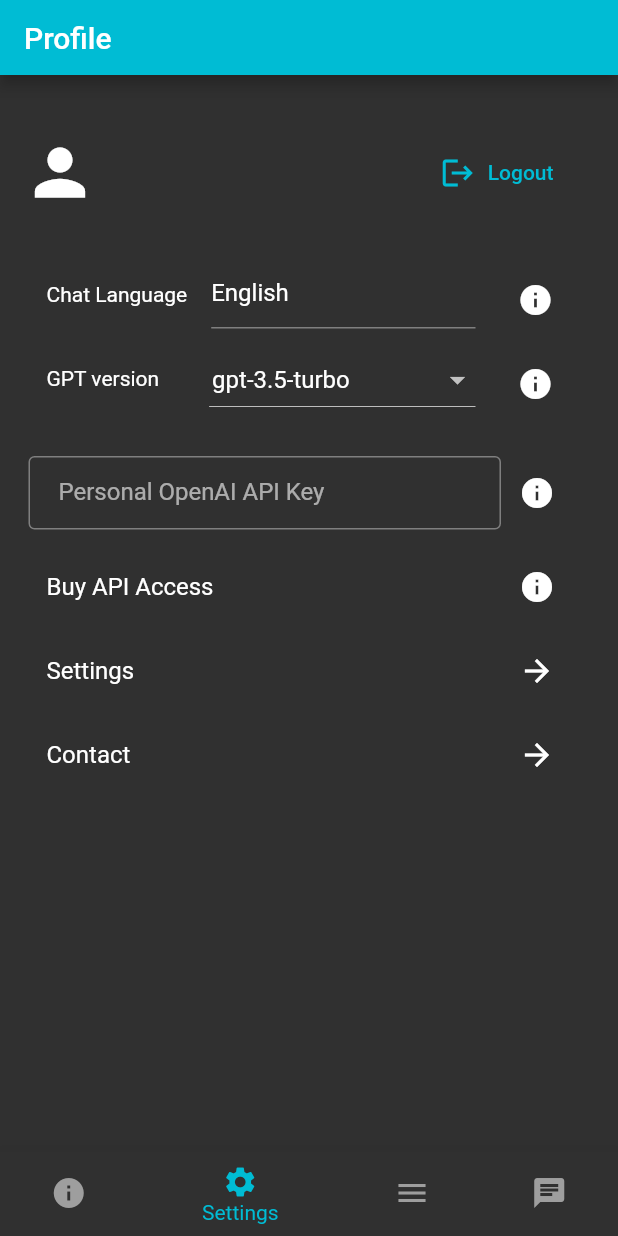
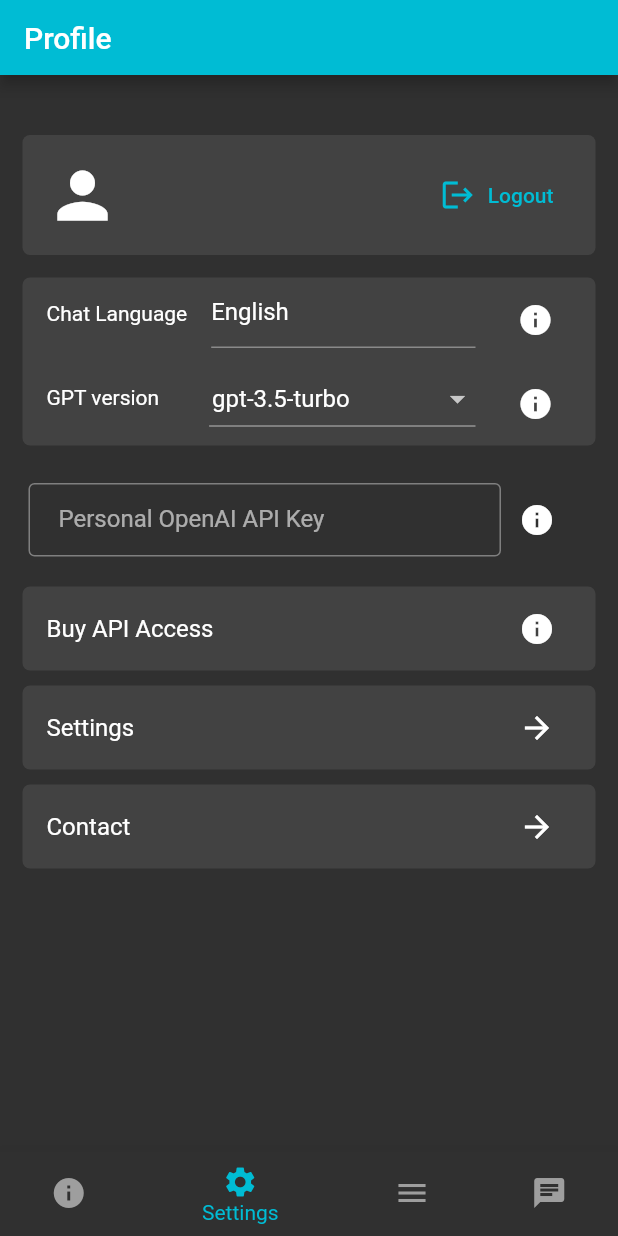
Before and after one commit to JiosHub/KaiwaAI, a Flutter app: the BottomMenuRibbon screen opened directly, item 2 of the bottom bar chosen, on a phone screen of 412 x 824 dp. Run offline on Flutter 3.47's test engine with Material 2 defaults, Android fonts, the phone set to English and light mode, and no system bars; our stand-ins replace firebase_auth, firebase_core, flutter_chat_ui, flutter_keyboard_visibility, flutter_signin_button, google_sign_in and 1 more; missing offline and left inert: flutter_inapp_purchase; accounts and stored records are empty; Roboto replaces fonts that are missing (Poppins).

Commit message:
profile/settings page looks better

```diff
--- a/lib/pages/login.dart
+++ b/lib/pages/login.dart
@@ -109,10 +109,6 @@ class _WelcomePageState extends State<WelcomePage> with TickerProviderStateMixin
                           child: TextFormField(
                             decoration: InputDecoration(labelText: 'Email'),
                             validator: (value) {
-                              print("yooooooooooooooooooooooooooooooooooooooo");
-                              //if (!regex.hasMatch(value!)) {
-                              //  return 'Enter a valid email address';
-                              //}
                               if (signUpCheck == true && (value == null || value.isEmpty)) {
                                 return 'Enter email to create account';
                               } else if (signUpCheck == true && !regexEmail.hasMatch(value!)) {
@@ -128,8 +124,6 @@ class _WelcomePageState extends State<WelcomePage> with TickerProviderStateMixin
                               } else if (signUpFailed == true) {
                                 return 'account creation failed';
                               }
-
-                              print("yooooooooooooooooooooooooooooooooooooooo1");
                               return null;
                             },
 
@@ -165,7 +159,6 @@ class _WelcomePageState extends State<WelcomePage> with TickerProviderStateMixin
                       SizedBox(height: 30.0),
                       TextButton(
                         onPressed: () async {
-                          print("yooooooooooooooooooooooooooooooooooooooo22");
                           signUpCheck = true;
                           signInCheck = false;
                           signInFailed = false;
@@ -176,12 +169,10 @@ class _WelcomePageState extends State<WelcomePage> with TickerProviderStateMixin
                             User? user = await authService.signUpWithEmail(_email, _password);
                             SharedPreferencesHelper.setUsername(user?.email ?? 'username not found');
                             if (user != null) {
-                              print("yooooooooooooooooooooooooooooooooooooooo2");
                               //signUpCorrect = true;
                               SharedPreferencesHelper.setIsLoggedIn(true);
                               _submit();
                             } else {
-                              print("yooooooooooooooooooooooooooooooooooooooo3");
                               signUpFailed = true;
                               setState(() {
                                 _autoValidate = AutovalidateMode.always;
@@ -224,23 +215,19 @@ class _WelcomePageState extends State<WelcomePage> with TickerProviderStateMixin
                       SizedBox(height: 15.0),
                       ElevatedButton(
                         onPressed: () async {
-                          print("yooooooooooooooooooooooooooooooooooooooo33");
                           signInCheck = true;
                           signUpCheck = false;
                           signInFailed = false;
                           signUpFailed = false;
                           if (_formKey.currentState!.validate()) {
-                            print("yooooooooooooooooooooooooooooooooooooooo");
                               _formKey.currentState!.save();
                             AuthService authService = AuthService();
                             User? user = await authService.signInWithEmail(_email, _password);
                             SharedPreferencesHelper.setUsername(user?.email ?? 'username not found');
                             if (user != null) {
-                              print("yooooooooooooooooooooooooooooooooooooooo5");
                               SharedPreferencesHelper.setIsLoggedIn(true);
                               _submit();
                             } else {
-                              print("yooooooooooooooooooooooooooooooooooooooo6");
                               signInFailed = true;
                               setState(() {
                                 _autoValidate = AutovalidateMode.always;
--- a/lib/pages/menu.dart
+++ b/lib/pages/menu.dart
@@ -60,7 +60,7 @@ class _MenuPageState extends State<MenuPage> {
               width: 185,
               child: Card(
                 clipBehavior: Clip.antiAlias,
-                color: Colors.grey[400],
+                color: Colors.grey[800],
                 child: Row(
                   children: [
                     // This Expanded ensures the text takes as much space as available
@@ -73,7 +73,7 @@ class _MenuPageState extends State<MenuPage> {
                           style: TextStyle(
                             fontSize: 20,
                             fontWeight: FontWeight.bold,
-                            color: Colors.black,
+                            color: Colors.grey[100],
                           ),
                         ),
                       ),
@@ -106,7 +106,7 @@ class _MenuPageState extends State<MenuPage> {
             ),
             SizedBox(width: 15),
             IconButton(
-              color: Colors.grey[300],
+              color: Colors.grey[500],
               icon: Icon(Icons.info),
               iconSize: 40,
               onPressed: () {
@@ -151,7 +151,7 @@ class _MenuPageState extends State<MenuPage> {
                   },
                   child:Card(
                     clipBehavior: Clip.antiAlias,
-                    color: Colors.grey[400],
+                    color: Colors.grey[800],
                     child: Row(
                       children: [
                         // This Expanded ensures the text takes as much space as available
@@ -163,9 +163,8 @@ class _MenuPageState extends State<MenuPage> {
                               child: Text(
                                 topics[index]['title'] ?? 'error getting topic',
                                 style: TextStyle(
-                                  fontSize: 20,
-                                  fontWeight: FontWeight.bold,
-                                  color: Colors.black,
+                                  fontSize: 17,
+                                  color: Colors.grey[100],
                                 ),
                               ),
                             ),
--- a/lib/pages/profile.dart
+++ b/lib/pages/profile.dart
@@ -98,12 +98,17 @@ class _ProfilePageState extends State<ProfilePage> {
         mainAxisAlignment: MainAxisAlignment.start,
         children: [
           Container(
-
+            height: 80,
+            decoration: BoxDecoration(
+              color:  Colors.grey[800],
+              borderRadius: BorderRadius.circular(5)
+            ),
             child: Row(
               //mainAxisAlignment: MainAxisAlignment.start,
               children: [
+                SizedBox(width: 15),
                 Icon(Icons.person, size: 50),
-                SizedBox(width: 16),
+                SizedBox(width: 10),
                 FutureBuilder<String>(
                   future: _getUsername(),
                   builder: (BuildContext context, AsyncSnapshot<String> snapshot) {
@@ -133,9 +138,16 @@ class _ProfilePageState extends State<ProfilePage> {
               ],
             ),
           ),
-          SizedBox(height: 32),
+          SizedBox(height: 15),
+          Container(
+            decoration: BoxDecoration(
+              color:  Colors.grey[800],
+              borderRadius: BorderRadius.circular(5)
+            ),
+            child: Column(
+              children: [
                 ListTile(
-            leading: Text("Chat Language"),
+                leading: Text("Chat Language", style: TextStyle(fontSize: 14),),
                 title: Container(
                   child: Transform.translate(
                     offset: Offset(0, -5),  // Adjust the y-coordinate as needed
@@ -210,7 +222,9 @@ class _ProfilePageState extends State<ProfilePage> {
                   ),
                 ),
 
-            trailing: IconButton(
+                trailing: Material(
+                  color: Colors.transparent,
+                  child: IconButton(
                     icon: Icon(Icons.info),
                     onPressed: () {
                       showDialog(
@@ -231,6 +245,7 @@ class _ProfilePageState extends State<ProfilePage> {
                         },
                       );
                     },
+                  ),
                 ),
               ),
                           ListTile(
@@ -259,12 +274,19 @@ class _ProfilePageState extends State<ProfilePage> {
                     }).toList(),
                   ),
                 ),
-            trailing: IconButton(
+                trailing: Material(
+                  color: Colors.transparent,
+                  //borderRadius: ,
+                  child: IconButton(
                     icon: Icon(Icons.info),
                     onPressed: () {},
                   ),
                 ),
-          SizedBox(height: 10),
+              ),
+              ]
+            ),
+          ),
+          SizedBox(height: 15),
           Padding(
             padding: const EdgeInsets.symmetric(horizontal: 4.0, vertical: 10.0),
             child: Row(
@@ -311,7 +333,15 @@ class _ProfilePageState extends State<ProfilePage> {
               ],
             ),
           ),
-          ListTile(
+          SizedBox(height: 10),
+          Container(
+            decoration: BoxDecoration(
+              color:  Colors.grey[800],
+              borderRadius: BorderRadius.circular(5)
+            ),
+            child: Material(
+              color: Colors.transparent,
+              child: ListTile(
                 trailing: Padding(
                   padding: EdgeInsets.only(right: 11.0), // Add some right padding to move the icon
                   child: Icon(Icons.info),
@@ -338,7 +368,18 @@ class _ProfilePageState extends State<ProfilePage> {
                   );
                 },
               ),
-          ListTile(
+            ),
+          ),
+          SizedBox(height: 10),
+          Container(
+            decoration: BoxDecoration(
+              color:  Colors.grey[800],
+              borderRadius: BorderRadius.circular(5)
+            ),
+            child: Material(
+              color: Colors.transparent,
+              borderRadius: BorderRadius.circular(30),
+              child: ListTile(
                 trailing: Padding(
                   padding: EdgeInsets.only(right: 11.0), // Add some right padding to move the icon
                   child: Icon(Icons.arrow_forward),
@@ -348,7 +389,17 @@ class _ProfilePageState extends State<ProfilePage> {
                   // Navigate to settings page
                 },
               ),
-          ListTile(
+            ),
+          ),
+          SizedBox(height: 10),
+          Container(
+            decoration: BoxDecoration(
+              color:  Colors.grey[800],
+              borderRadius: BorderRadius.circular(5)
+            ),
+            child: Material(
+              color: Colors.transparent,
+              child: ListTile(
                 trailing: Padding(
                   padding: EdgeInsets.only(right: 11.0), // Add some right padding to move the icon
                   child: Icon(Icons.arrow_forward),
@@ -357,7 +408,9 @@ class _ProfilePageState extends State<ProfilePage> {
                 onTap: () {
                   // Navigate to contact page
                 },
-          ),
+              )
+            )
+          )
         ],
       ),
     );
```
Lines whose indentation alone changed are shown as unchanged.
